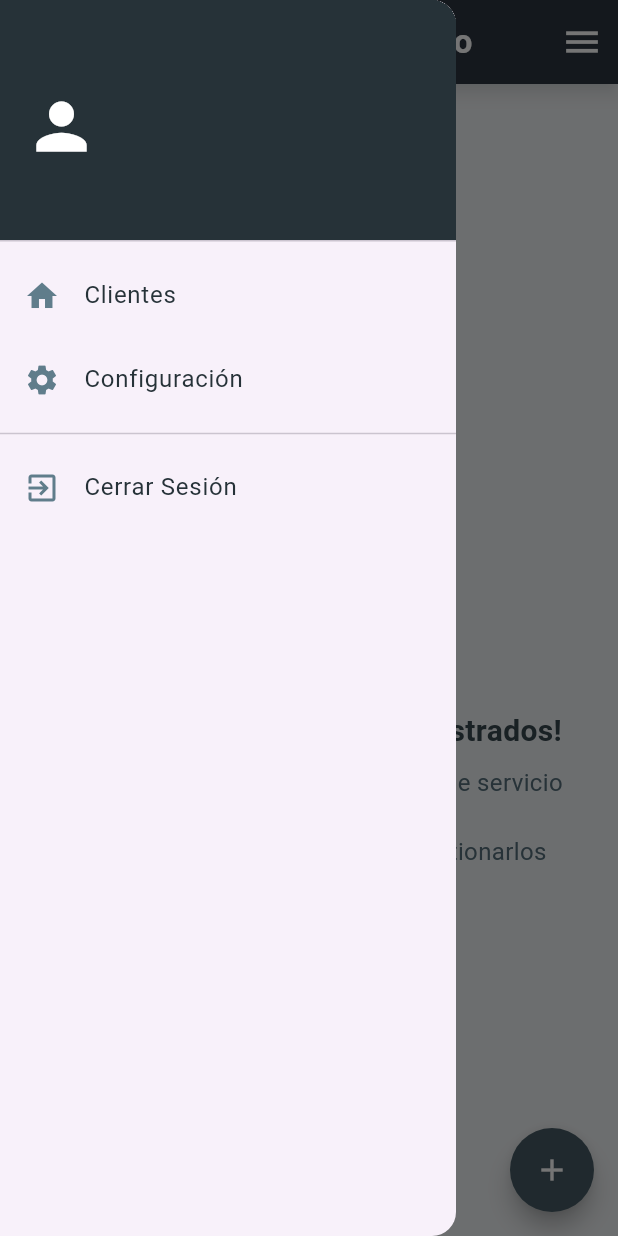
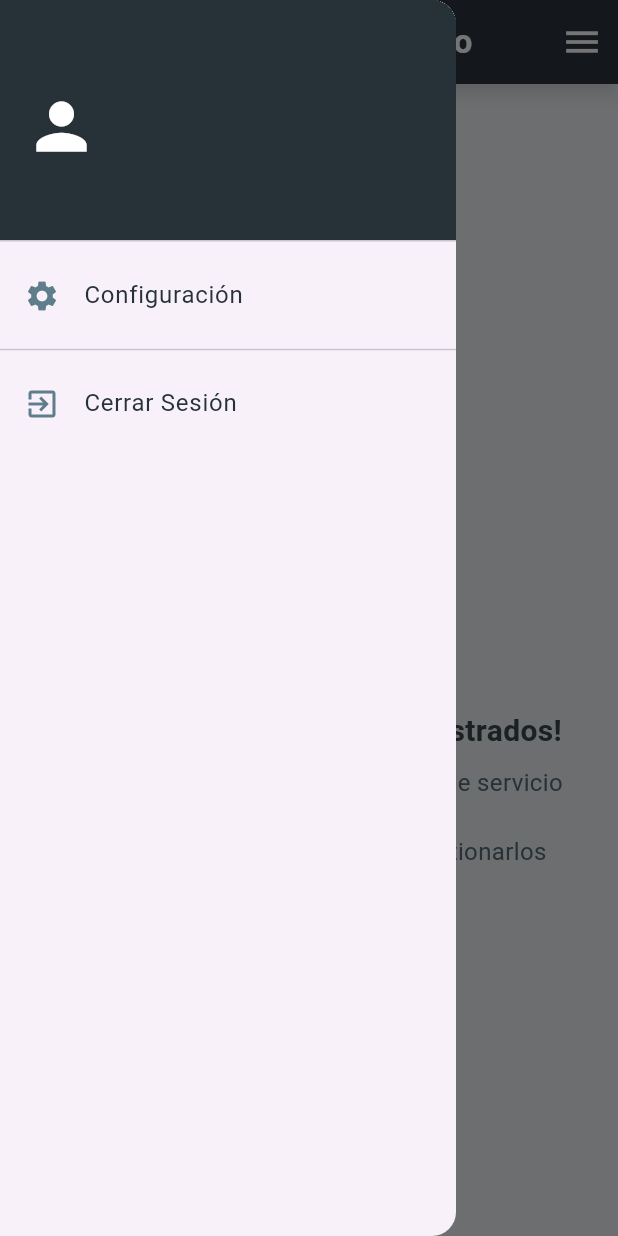
Before and after one commit to juanHB1/fazaapp, a Flutter app: the OrdenesServicio screen opened directly with empty values, with the side drawer open, on a phone screen of 412 x 824 dp. Run offline on Flutter 3.47's test engine with Material 3 defaults, Android fonts, the phone set to English and light mode, and no system bars; our stand-ins replace cloud_firestore, firebase_auth, firebase_core, lottie, shared_preferences; accounts and stored records are empty.

Commit message:
se quitan de vista cliente agregar vehiculos, agregar lista de servicios

```diff
--- a/lib/views/drawer/drawe.dart
+++ b/lib/views/drawer/drawe.dart
@@ -1,5 +1,6 @@
 import 'package:flutter/material.dart';
 import 'package:flutter_application_1/providers/Register/registro.provider.dart';
+import 'package:flutter_application_1/providers/Vehiculo/vehiculo.provider.dart';
 import 'package:flutter_application_1/providers/login/login.provider.dart';
 import 'package:provider/provider.dart';
 
@@ -11,6 +12,8 @@ class CustomDrawer extends StatelessWidget {
 
     final loginProvider = Provider.of<LoginProvider>(context, listen: false);
     final registroProvider = Provider.of<RegisterProvider>(context, listen: true);
+    Provider.of<VehiculoProvider>(context, listen: false).loadUserRole();
+
     registroProvider.obtenerCredencialNombre("nombre");
     registroProvider.obtenerCredencialApellido("apellido");
 
@@ -38,13 +41,14 @@ class CustomDrawer extends StatelessWidget {
           ),
 
           // Opciones del menú
-          _buildDrawerItem(
+          if(VehiculoProvider().rol == 'admin')
+          _buildDrawerItem (
             icon: Icons.home,
             text: "Clientes",
             onTap: () {
               Navigator.pushReplacementNamed(context, '/clientes');
             },
-          ),
+          ) else SizedBox(),
           _buildDrawerItem(
             icon: Icons.settings,
             text: "Configuración",
--- a/lib/views/vehiculos/listaVehiculos/vehiculo.dart
+++ b/lib/views/vehiculos/listaVehiculos/vehiculo.dart
@@ -52,7 +52,9 @@ class VehiculoState extends State<Vehiculo> {
         backgroundColor: Colors.blueGrey[900],
         elevation: 4,
         shadowColor: Colors.black45,
-        leading: IconButton(
+        leading:
+
+          VehiculoProvider().rol == 'admin' ? IconButton(
           icon: const Icon(Icons.arrow_back, color: Colors.white), // 🔙 Botón de atrás
           onPressed: () {
             Navigator.push(
@@ -62,7 +64,7 @@ class VehiculoState extends State<Vehiculo> {
               ),
             );
           },
-        ),
+        ):null,
         actions: [
           Builder(
             builder: (context) {
--- a/lib/views/vehiculos/vistaordendeservicio/ordenservicio.dart
+++ b/lib/views/vehiculos/vistaordendeservicio/ordenservicio.dart
@@ -1,4 +1,5 @@
 import 'package:flutter/material.dart';
+import 'package:flutter_application_1/providers/Vehiculo/vehiculo.provider.dart';
 import 'package:flutter_application_1/views/vehiculos/formularioordenservicio/formularioservicio.dart';
 import 'package:flutter_application_1/views/vehiculos/listaVehiculos/vehiculo.dart';
 import 'package:provider/provider.dart';
@@ -27,6 +28,8 @@ class _OrdenesServicioState extends State<OrdenesServicio> {
     super.initState();
     Future.microtask(() {
       Provider.of<OrdenesServicioProvider>(context, listen: false).obtenerOrdenesServicio(widget.vehiculo?['uid'], widget.cliente as Map<String, dynamic>);
+      Provider.of<VehiculoProvider>(context, listen: false).loadUserRole();
+
     });
 
   }
@@ -267,8 +270,7 @@ class _OrdenesServicioState extends State<OrdenesServicio> {
                                 icon: Icon(Icons.remove_red_eye, color: Colors.blue[700]),
                                 onPressed: () => ordenesProvider.mostrarPrevisualizacion(context, ordenServicio),
                               ),
-                              IconButton(
-                                icon: Icon(Icons.edit, color: Colors.amber[800]),
+                               if(VehiculoProvider().rol == 'admin') IconButton( icon: Icon(Icons.edit, color: Colors.amber[800]),
                                 onPressed: () {
                                   Navigator.push(
                                     context,
@@ -281,7 +283,7 @@ class _OrdenesServicioState extends State<OrdenesServicio> {
                                     ),
                                   );
                                 },
-                              ),
+                              ) else SizedBox(),
                             ],
                           ),
                         ),
@@ -292,7 +294,7 @@ class _OrdenesServicioState extends State<OrdenesServicio> {
           ],
         ),
       ),
-      floatingActionButton: Align(
+      floatingActionButton: VehiculoProvider().rol == 'admin' ? Align(
           alignment: Alignment.bottomRight,
           child: FloatingActionButton(
             tooltip: "Agregar nueva orde de servicio",
@@ -308,7 +310,7 @@ class _OrdenesServicioState extends State<OrdenesServicio> {
             shape: const CircleBorder(),
             child: const Icon(Icons.add, color: Colors.white),
           ),
-        ),
+        ):null,
       ),
     );
     //Boton Flotante para agregar una nueva orden de servicio
```
